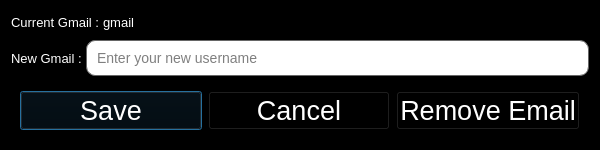
Above: gui/Final_Project_PTI08_EditGmailPage.ui from PatrickTheNightOwl/Final-Project-PTI08 before the change. Below: the same form after it.
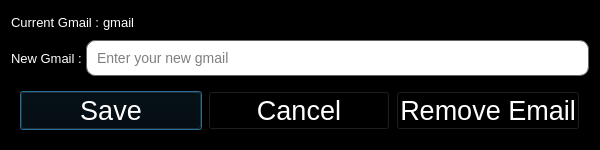
That is the form after the change.

```diff
--- a/gui/Final_Project_PTI08_EditGmailPage.ui
+++ b/gui/Final_Project_PTI08_EditGmailPage.ui
@@ -132,7 +132,7 @@
 font-size: 14px;</string>
           </property>
           <property name="placeholderText">
-           <string>Enter your new username</string>
+           <string>Enter your new gmail</string>
           </property>
          </widget>
         </item>
```
